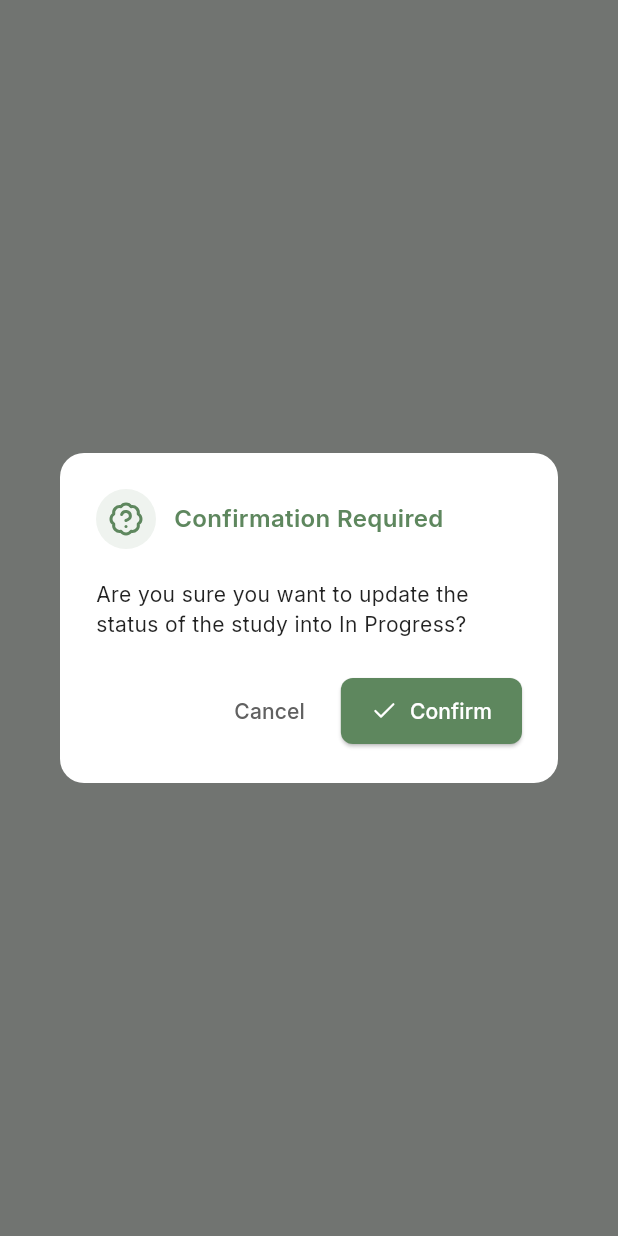
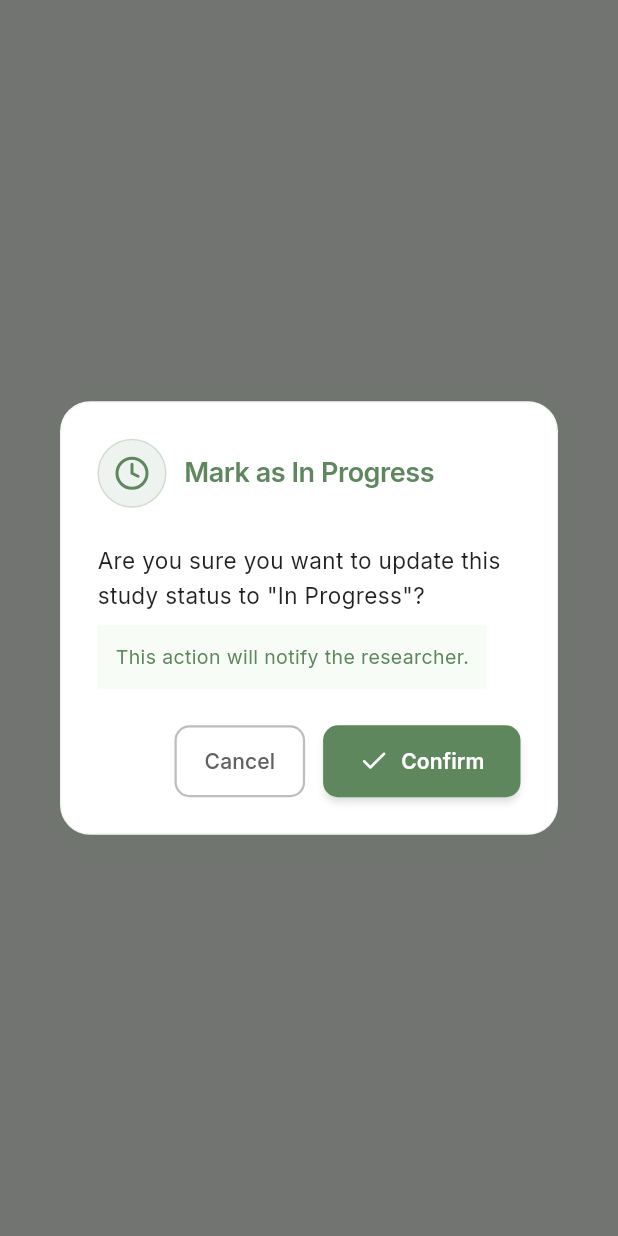
Before and after one commit to kiannaquines/tmds, a Flutter app: what showPendingDialogMessage() shows on an empty page, opened directly with empty values, on a phone screen of 412 x 824 dp. Run offline on Flutter 3.47's test engine with Material 3 defaults, Android fonts, the phone set to English and light mode, and no system bars; our stand-ins replace google_fonts, lucide_icons_flutter, shared_preferences, timeago; missing offline and left inert: drop_down_list; accounts and stored records are empty; network calls fail.

Commit message:
Refactor confirmation dialog: update layout, enhance styling, and improve button functionality; refresh pending studies in faculty dashboard after status update; remove unused role data in thesis status screen; clear TODO file

```diff
--- a/lib/components/widgets.dart
+++ b/lib/components/widgets.dart
@@ -233,62 +233,103 @@ Future<void> showPendingDialogMessage(
     builder: (BuildContext context) {
       return Dialog(
         shape: RoundedRectangleBorder(
-          borderRadius: BorderRadius.circular(16.0),
+          borderRadius: BorderRadius.circular(20.0),
         ),
         elevation: 0,
         backgroundColor: Colors.transparent,
         child: Container(
-          padding: EdgeInsets.all(24),
+          padding: const EdgeInsets.all(24),
           decoration: BoxDecoration(
             color: Colors.white,
-            borderRadius: BorderRadius.circular(16),
+            borderRadius: BorderRadius.circular(20),
+            boxShadow: [
+              BoxShadow(
+                color: const Color(0xFF5E875E).withOpacity(0.1),
+                blurRadius: 24,
+                spreadRadius: 2,
+                offset: const Offset(0, 4),
+              ),
+            ],
+            border: Border.all(
+              color: const Color(0xFF5E875E).withOpacity(0.08),
+              width: 1,
+            ),
           ),
           child: Column(
             mainAxisSize: MainAxisSize.min,
             crossAxisAlignment: CrossAxisAlignment.start,
             children: [
-              // Header with icon
               Row(
                 children: [
                   Container(
-                    padding: EdgeInsets.all(8),
+                    padding: const EdgeInsets.all(10),
                     decoration: BoxDecoration(
-                      color: Color(0xFF5E875E).withOpacity(0.1),
+                      color: const Color(0xFF5E875E).withOpacity(0.1),
                       shape: BoxShape.circle,
+                      border: Border.all(
+                        color: const Color(0xFF5E875E).withOpacity(0.2),
+                        width: 1,
+                      ),
                     ),
                     child: Icon(
-                      LucideIcons.badgeHelp,
-                      color: Color(0xFF5E875E),
+                      LucideIcons.clock,
+                      color: const Color(0xFF5E875E),
                       size: 24,
                     ),
                   ),
-                  SizedBox(width: 12),
+                  const SizedBox(width: 12),
                   Text(
-                    'Confirmation Required',
+                    'Mark as In Progress',
                     style: GoogleFonts.inter(
-                      fontSize: 16,
+                      fontSize: 18,
                       fontWeight: FontWeight.w600,
-                      color: Color(0xFF5E875E),
+                      color: const Color(0xFF5E875E),
+                      letterSpacing: -0.3,
                     ),
                   ),
                 ],
               ),
 
-              SizedBox(height: 20),
+              const SizedBox(height: 24),
               Text(
-                'Are you sure you want to update the status of the study into In Progress?',
-                style: GoogleFonts.inter(color: Colors.black87, fontSize: 14),
+                'Are you sure you want to update this study status to "In Progress"?',
+                style: GoogleFonts.inter(
+                  color: Colors.black87,
+                  fontSize: 15,
+                  height: 1.5,
+                ),
               ),
-              SizedBox(height: 24),
+              const SizedBox(height: 8),
+              Container(
+                padding: EdgeInsets.all(12.0),
+                decoration: BoxDecoration(color: Color(0xFFF7FCF7)),
+                child: Text(
+                  'This action will notify the researcher.',
+                  style: GoogleFonts.inter(
+                    color: Color(0xFF5E875E),
+                    fontSize: 13,
+                  ),
+                ),
+              ),
+
+              const SizedBox(height: 24),
+
               Row(
                 mainAxisAlignment: MainAxisAlignment.end,
                 children: [
                   TextButton(
                     onPressed: () => Navigator.pop(context),
                     style: TextButton.styleFrom(
-                      padding: EdgeInsets.symmetric(
-                        horizontal: 16,
-                        vertical: 12,
+                      padding: const EdgeInsets.symmetric(
+                        horizontal: 20,
+                        vertical: 14,
+                      ),
+                      shape: RoundedRectangleBorder(
+                        borderRadius: BorderRadius.circular(10),
+                        side: BorderSide(
+                          color: Colors.grey.shade400,
+                          width: 1.5,
+                        ),
                       ),
                     ),
                     child: Text(
@@ -296,32 +337,36 @@ Future<void> showPendingDialogMessage(
                       style: GoogleFonts.inter(
                         color: Colors.grey.shade700,
                         fontWeight: FontWeight.w500,
+                        fontSize: 14,
                       ),
                     ),
                   ),
-                  SizedBox(width: 8),
+                  const SizedBox(width: 12),
                   ElevatedButton(
                     onPressed: onSubmit,
                     style: ElevatedButton.styleFrom(
-                      backgroundColor: Color(0xFF5E875E),
-                      padding: EdgeInsets.symmetric(
-                        horizontal: 20,
-                        vertical: 12,
+                      backgroundColor: const Color(0xFF5E875E),
+                      foregroundColor: Colors.white,
+                      padding: const EdgeInsets.symmetric(
+                        horizontal: 24,
+                        vertical: 14,
                       ),
                       shape: RoundedRectangleBorder(
-                        borderRadius: BorderRadius.circular(8),
+                        borderRadius: BorderRadius.circular(10),
                       ),
+                      elevation: 2,
+                      shadowColor: const Color(0xFF5E875E).withOpacity(0.3),
                     ),
                     child: Row(
                       mainAxisSize: MainAxisSize.min,
                       children: [
-                        Icon(LucideIcons.check, size: 18, color: Colors.white),
-                        SizedBox(width: 8),
+                        Icon(LucideIcons.check, size: 20),
+                        const SizedBox(width: 8),
                         Text(
                           'Confirm',
                           style: GoogleFonts.inter(
-                            color: Colors.white,
-                            fontWeight: FontWeight.w500,
+                            fontWeight: FontWeight.w600,
+                            fontSize: 14,
                           ),
                         ),
                       ],
@@ -1006,7 +1051,7 @@ Widget buildTimelineItem({
                       color: const Color(0xFF5E875E).withOpacity(0.7),
                     ),
                   ),
-                  const SizedBox(height: 12),
+                  const SizedBox(height: 5),
                   // Description
                   Text(
                     subtitle,
--- a/lib/screens/faculty_dashboard.dart
+++ b/lib/screens/faculty_dashboard.dart
@@ -318,6 +318,11 @@ class _FacultyDashboardScreenState extends State<FacultyDashboardScreen> {
                                         }
                                       },
                                     );
+                                    setState(() {
+                                      _fetchPendingStudies();
+                                      _fetchInProgressStudies();
+                                      _fetchApprovedtudies();
+                                    });
                                   },
                                 ),
                               );
--- a/lib/screens/thesis_status.dart
+++ b/lib/screens/thesis_status.dart
@@ -104,7 +104,6 @@ class _ThesisStatusScreenState extends State<ThesisStatusScreen> {
                         final String checkBy = timeline['checked_by'] ?? '';
                         final String createdAt = timeline['created_at'] ?? '';
                         final String status = timeline['status'] ?? '';
-                        final String roles = timeline['checked_by_roles'] ?? '';
 
                         DateTime createdDate =
                             DateTime.tryParse(createdAt) ?? DateTime.now();
@@ -116,7 +115,7 @@ class _ThesisStatusScreenState extends State<ThesisStatusScreen> {
                           ),
                           child: buildTimelineItem(
                             title: checkBy,
-                            role: roles,
+                            role: '',
                             subtitle: comment,
                             timeAgo: timeAgo,
                             status: status,
```
Also changed, not shown: 1 other file.
